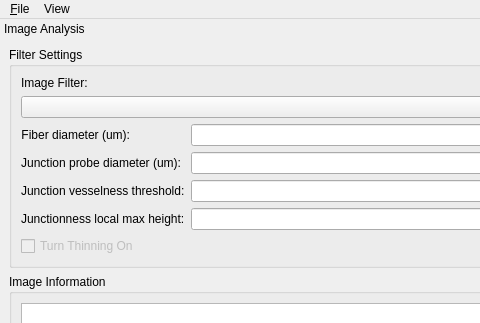
First picture: the form in qtGui/FibrinAppQt.ui, repository CISMM/NetworkExtractor, before the edit; both pictures show x 0 to 480 and y 0 to 323 of the 1001 by 741 pixel window.
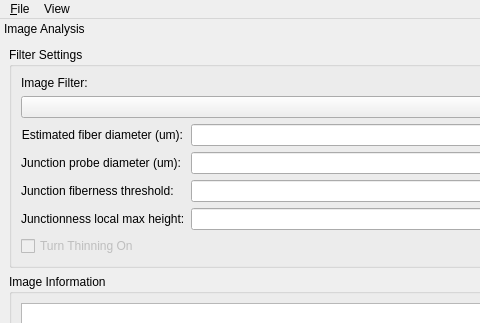
Second picture: the form after the edit. Custom widgets are drawn as their Qt base class.

Commit message:
2009-05-13  Cory Quammen <cquammen@cs.unc.edu>
   * FibrinAppQt.cxx: Changed "vesselness" -> "fiberness".

   * FibrinAppQt.ui: Changed "vesselness" -> "fiberness". Removed
   volume rendering option in display popup menu because the option
   isn't implemented.

```diff
--- a/qtGui/FibrinAppQt.ui
+++ b/qtGui/FibrinAppQt.ui
@@ -193,7 +193,7 @@
            <item row="0" column="0">
             <widget class="QLabel" name="fiberDiameterLabel">
              <property name="text">
-              <string>Fiber diameter (um):</string>
+              <string>Estimated fiber diameter (um):</string>
              </property>
              <property name="alignment">
               <set>Qt::AlignRight|Qt::AlignTrailing|Qt::AlignVCenter</set>
@@ -223,7 +223,7 @@
            <item row="2" column="0">
             <widget class="QLabel" name="junctionVesselnessThresholdLabel">
              <property name="text">
-              <string>Junction vesselness threshold:</string>
+              <string>Junction fiberness threshold:</string>
              </property>
             </widget>
            </item>
```
Left out of the diff: 13 changed lines with no effect on the pictures. The commit also changes 2 other files.
